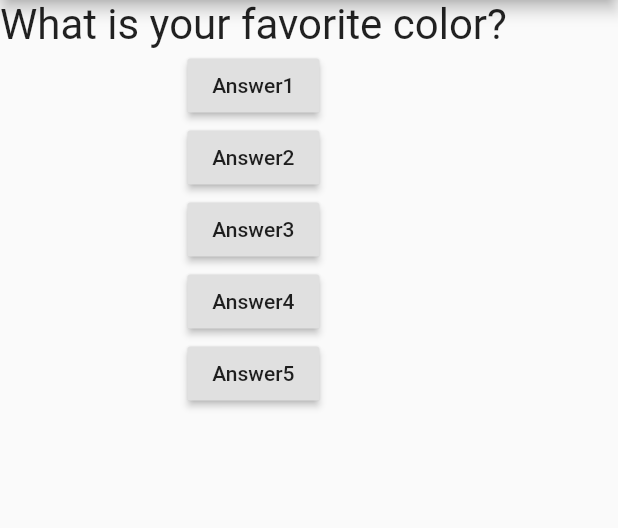
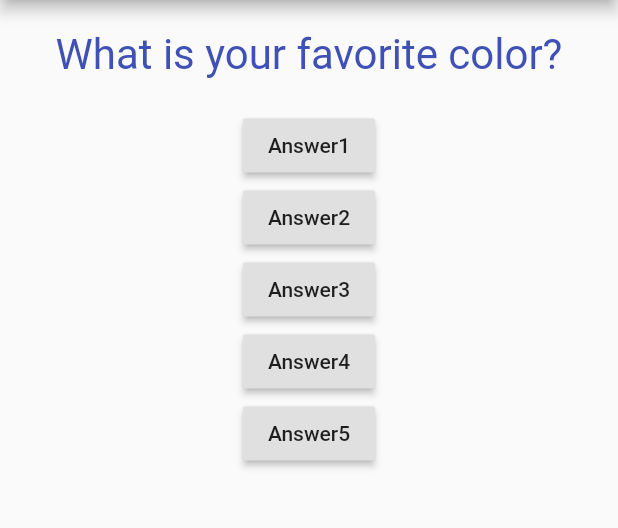
Before and after one commit to tanim913/QuizApp, a Flutter app: the screen it shows after launch, on a phone screen of 412 x 824 dp, the part 84-612 px from its top. Run offline on Flutter 3.47's test engine with Material 2 defaults, Android fonts, the phone set to English and light mode, and no system bars.

Commit message:
Update question.dart

```diff
--- a/QuizApp/lib/question.dart
+++ b/QuizApp/lib/question.dart
@@ -1,12 +1,20 @@
 import 'package:flutter/material.dart';
 
 class Question extends StatelessWidget {
+  final String questionText;
 
-  final String questionText;
   Question(this.questionText);
 
   @override
   Widget build(BuildContext context) {
-    return Text(questionText, style: TextStyle(fontSize: 28),);
+    return Container(
+      width: double.infinity,
+      margin: EdgeInsets.all(20),
+      child: Text(
+        questionText,
+        style: TextStyle(fontSize: 28,color: Colors.indigo),
+        textAlign: TextAlign.center,
+      ),
+    );
   }
 }
```
